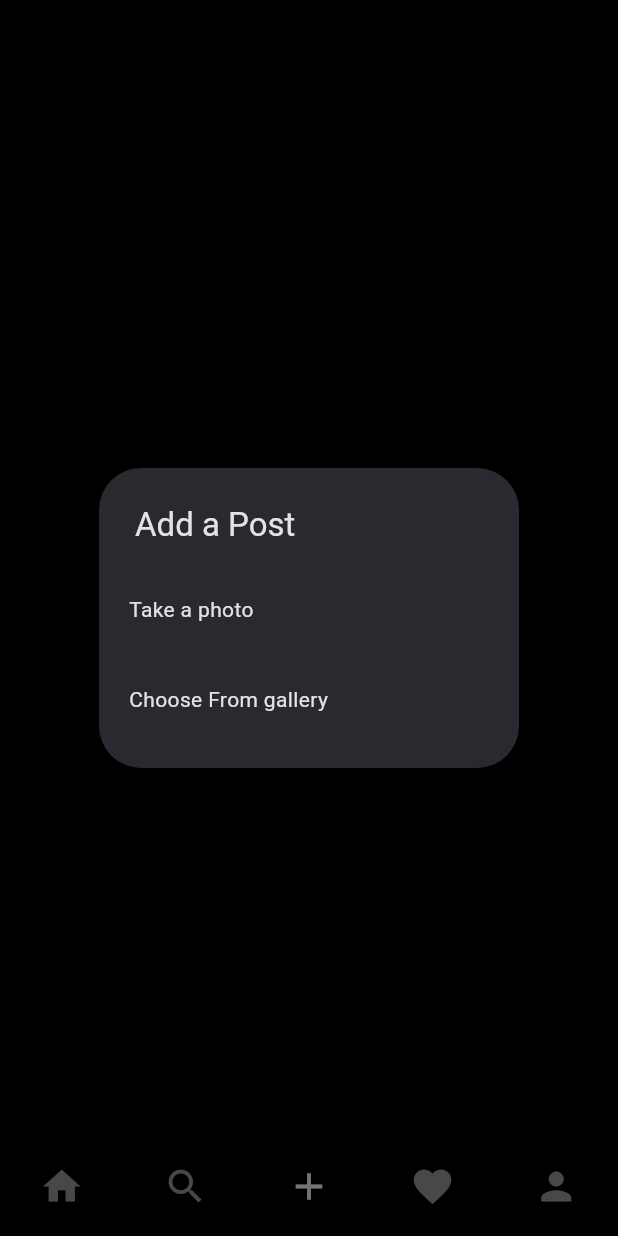
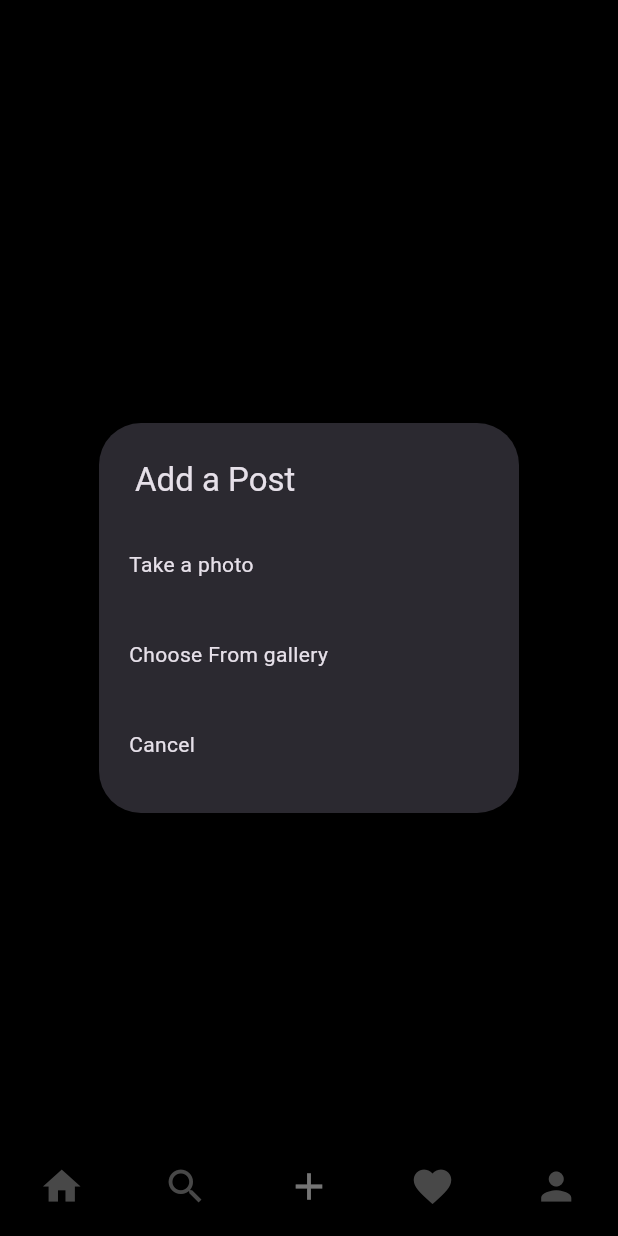
Before and after one commit to BharatWakade-code/insta__clone, a Flutter app: the screen it shows once a user with an empty profile is signed in, item 3 of the bottom bar chosen, after a tap on the "upload" icon, on a phone screen of 412 x 824 dp. Run offline on Flutter 3.47's test engine with Material 3 defaults, Android fonts, the light colour scheme and no system bars; our stand-ins replace cloud_firestore, firebase_auth, firebase_core, firebase_storage, flutter_svg, image_picker; accounts and stored records are empty; network calls fail.

Commit message:
changes done

```diff
--- a/lib/Responsive/mobile_screen_layout.dart
+++ b/lib/Responsive/mobile_screen_layout.dart
@@ -1,5 +1,6 @@
 import 'package:flutter/cupertino.dart';
 import 'package:flutter/material.dart';
+import 'package:insta_clone/Screens/feed/feed_screen.dart';
 import 'package:insta_clone/Screens/home_screen.dart';
 import 'package:insta_clone/Screens/posts/addpost.dart';
 import 'package:insta_clone/utils/colors.dart';
@@ -44,7 +45,7 @@ class _MobileLayoutState extends State<MobileLayout> {
       body: PageView(
         children: [
           Text("1"),
-          Text("2"),
+          FeedScreen(),
           AddPostScreen(),
           Text("2"),
           HomePage(),
--- /dev/null
+++ b/lib/Screens/feed/feed_screen.dart
@@ -0,0 +1,17 @@
+import 'package:flutter/material.dart';
+
+class FeedScreen extends StatefulWidget {
+  const FeedScreen({super.key});
+
+  @override
+  State<FeedScreen> createState() => _FeedScreenState();
+}
+
+class _FeedScreenState extends State<FeedScreen> {
+  @override
+  Widget build(BuildContext context) {
+    return Scaffold(
+
+    );
+  }
+}
--- a/lib/Screens/login_screen.dart
+++ b/lib/Screens/login_screen.dart
@@ -102,7 +102,7 @@ class _LoginScreenState extends State<LoginScreen> {
                     padding: const EdgeInsets.symmetric(vertical: 12.0),
                     width: double.infinity,
                     alignment: Alignment.center,
-                    decoration: ShapeDecoration(
+                    decoration: const ShapeDecoration(
                       color: blueColor,
                       shape: RoundedRectangleBorder(
                         borderRadius: BorderRadius.all(
--- a/lib/Screens/posts/addpost.dart
+++ b/lib/Screens/posts/addpost.dart
@@ -1,8 +1,6 @@
 import 'dart:typed_data';
 import 'dart:ui';
-import 'package:flutter/cupertino.dart';
 import 'package:flutter/material.dart';
-import 'package:flutter/widgets.dart';
 import 'package:image_picker/image_picker.dart';
 import 'package:insta_clone/providers/user_provider.dart';
 import 'package:insta_clone/resources/firestore_methods.dart';
@@ -12,7 +10,6 @@ import 'package:provider/provider.dart';
 
 class AddPostScreen extends StatefulWidget {
   const AddPostScreen({super.key});
-
   @override
   State<AddPostScreen> createState() => _AddPostScreenState();
 }
@@ -20,6 +17,7 @@ class AddPostScreen extends StatefulWidget {
 class _AddPostScreenState extends State<AddPostScreen> {
   TextEditingController discriptioncontroller = TextEditingController();
   Uint8List? _file;
+  bool isLoading = false;
   _selectimage(BuildContext context) async {
     return showDialog(
         context: context,
@@ -48,6 +46,11 @@ class _AddPostScreenState extends State<AddPostScreen> {
                     _file = file;
                   });
                 },
+              ),
+              SimpleDialogOption(
+                padding: EdgeInsets.all(20),
+                child: const Text('Cancel'),
+                onPressed: () => Navigator.of(context).pop(),
               )
             ],
           );
@@ -60,11 +63,20 @@ class _AddPostScreenState extends State<AddPostScreen> {
     userProvider.refreshUser();
     void postImage(String uid, String username, String profImage) async {
       try {
+        setState(() {
+          isLoading = true;
+        });
         String res = await FirebaseMethods().uploadPost(
             discriptioncontroller.text, _file!, uid, username, profImage);
         if (res == "success") {
+          setState(() {
+            isLoading = false;
+          });
           showSnackBar('Posted', context);
         } else {
+          setState(() {
+            isLoading = false;
+          });
           showSnackBar('Error in Posting', context);
         }
       } catch (e) {
@@ -72,10 +84,16 @@ class _AddPostScreenState extends State<AddPostScreen> {
       }
     }
 
+    void clearImage() {
+      setState(() {
+        _file = null;
+      });
+    }
+
     return _file == null
         ? Center(
             child: IconButton(
-              icon: Icon(Icons.upload),
+              icon: const Icon(Icons.upload),
               onPressed: () => _selectimage(context),
             ),
           )
@@ -83,12 +101,8 @@ class _AddPostScreenState extends State<AddPostScreen> {
             appBar: AppBar(
               backgroundColor: mobileBackgroundColor,
               leading: IconButton(
-                icon: Icon(Icons.arrow_back),
-                onPressed: () => Navigator.of(context).pop(),
-              ),
-              title: const Text(
-                "Post to",
-                style: TextStyle(fontSize: 16),
+                icon: const Icon(Icons.arrow_back),
+                onPressed: clearImage,
               ),
               actions: [
                 TextButton(
@@ -112,11 +126,17 @@ class _AddPostScreenState extends State<AddPostScreen> {
               padding: const EdgeInsets.all(10),
               child: Column(
                 children: [
+                  Padding(
+                    padding: const EdgeInsets.all(10.0),
+                    child: isLoading
+                        ? const LinearProgressIndicator()
+                        : Container(),
+                  ),
                   Row(
                     mainAxisAlignment: MainAxisAlignment.spaceAround,
                     crossAxisAlignment: CrossAxisAlignment.start,
                     children: [
-                      CircleAvatar(
+                      const CircleAvatar(
                         backgroundImage:
                             AssetImage('assets/images/profile.jpeg'),
                         radius: 30,
@@ -129,7 +149,7 @@ class _AddPostScreenState extends State<AddPostScreen> {
                           selectionHeightStyle:
                               BoxHeightStyle.includeLineSpacingBottom,
                           controller: discriptioncontroller,
-                          decoration: InputDecoration(
+                          decoration: const InputDecoration(
                             hintText: "Write a caption.....",
                             border: InputBorder.none,
                           ),
@@ -154,8 +174,7 @@ class _AddPostScreenState extends State<AddPostScreen> {
                       borderRadius: BorderRadius.circular(20),
                       child: Image(
                         image: MemoryImage(_file!),
-                        fit: BoxFit
-                            .cover, // Use BoxFit.contain to fit the image within the container
+                        fit: BoxFit.cover,
                       ),
                     ),
                   )
--- a/lib/main.dart
+++ b/lib/main.dart
@@ -31,7 +31,7 @@ class _MyAppState extends State<MyApp> {
       providers: [ChangeNotifierProvider(create: (_) => UserProvider())],
       child: MaterialApp(
         debugShowCheckedModeBanner: false,
-        title: 'Flutter Demo',
+        title: 'Insta Clone',
         theme: ThemeData.dark().copyWith(
           scaffoldBackgroundColor: mobileBackgroundColor,
         ),
```
